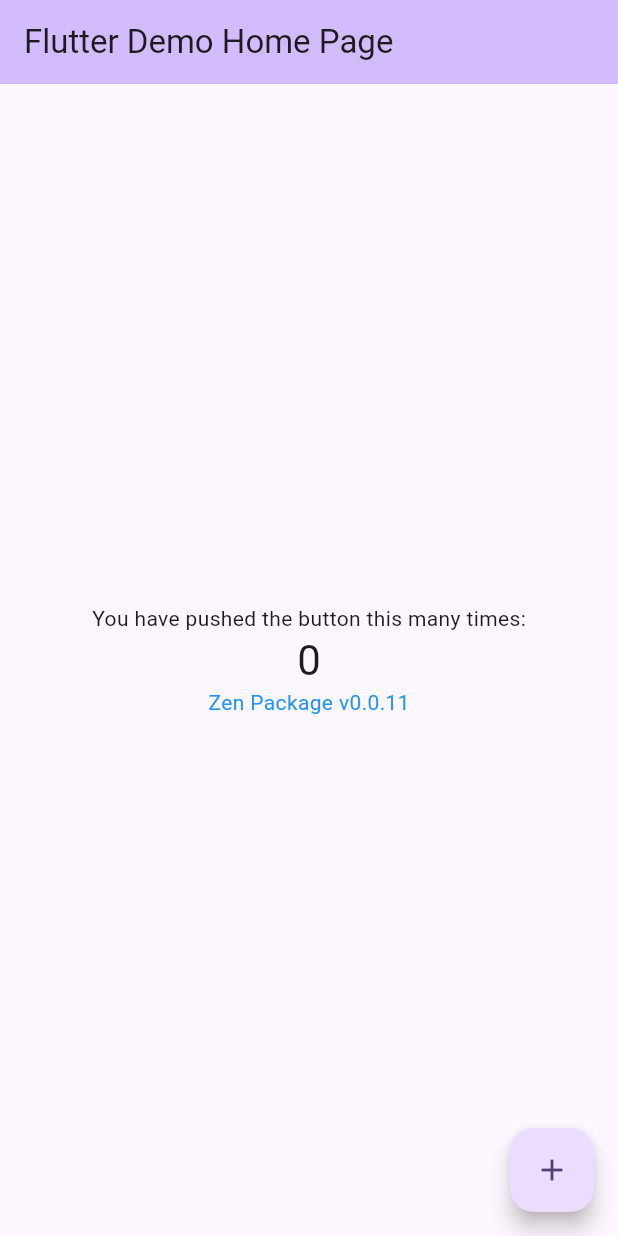
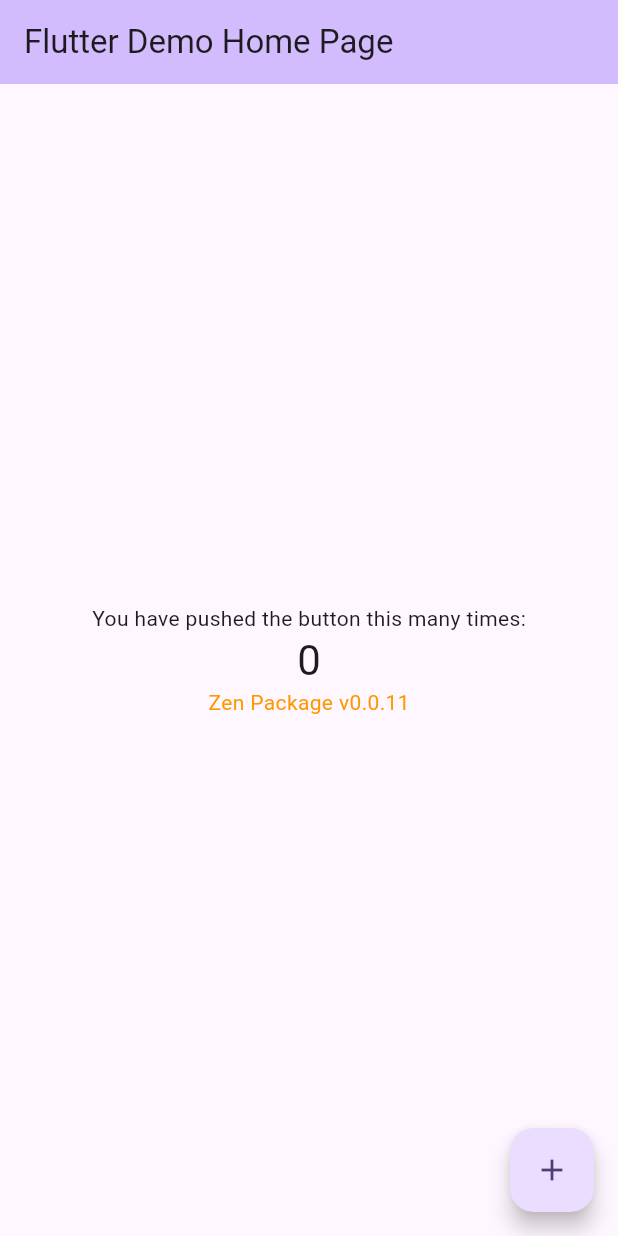
Before and after one commit to nirmalatgallabox/melos_package_maintainer, a Flutter app: the screen it shows after launch, on a phone screen of 412 x 824 dp. Run offline on Flutter 3.47's test engine with Material 3 defaults, Android fonts, the phone set to English and light mode, and no system bars.

Commit message:
feat: color changed

```diff
--- a/packages/zen_package/lib/zen_package.dart
+++ b/packages/zen_package/lib/zen_package.dart
@@ -10,7 +10,7 @@ class ZenPackage extends StatelessWidget {
   Widget build(BuildContext context) {
     return const Text(
       'Zen Package v0.0.11',
-      style: TextStyle(color: Colors.blue),
+      style: TextStyle(color: Colors.orange),
     );
   }
 }
```
